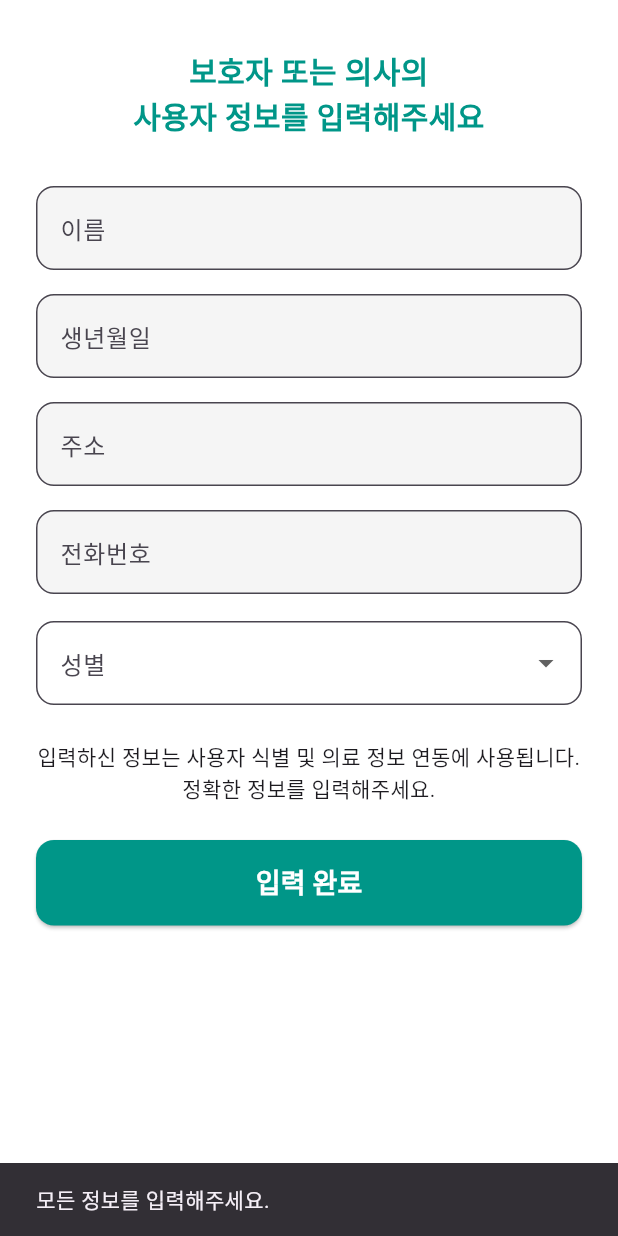
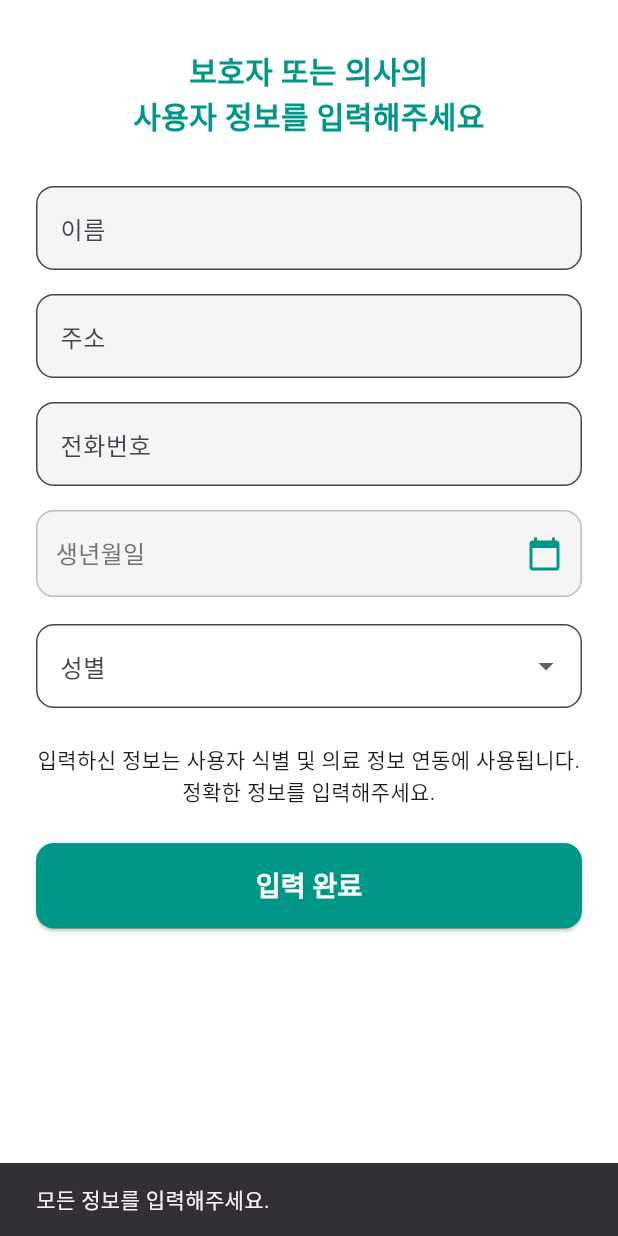
Before and after one commit to CapstonProduct/day_in_bloom_fd_v1, a Flutter app: the InputUserInfoScreen screen opened by its route, after a tap on "입력 완료", on a phone screen of 412 x 824 dp. Run offline on Flutter 3.47's test engine with Material 3 defaults, Android fonts, the phone set to English and light mode, and no system bars; our stand-ins replace dio, firebase_core, firebase_messaging, flutter_dotenv, flutter_local_notifications, flutter_native_splash and 5 more; missing offline and left inert: easy_pdf_viewer, kakao_flutter_sdk_user; accounts and stored records are empty.

Commit message:
Fix: Add Datepicker in InputUserInfoScreen

```diff
--- a/lib/features/authentication/screen/input_user_info_screen.dart
+++ b/lib/features/authentication/screen/input_user_info_screen.dart
@@ -15,17 +15,48 @@ class InputUserInfoScreen extends StatefulWidget {
 class _InputUserInfoScreenState extends State<InputUserInfoScreen> {
   final Map<String, TextEditingController> _controllers = {
     "이름": TextEditingController(),
-    "생년월일": TextEditingController(),
     "주소": TextEditingController(),
     "전화번호": TextEditingController(),
   };
 
   String? _selectedGender;
+  DateTime? _selectedBirthDate;
   final List<String> _genders = ["남성", "여성"];
   static const primaryColor = Colors.teal;
 
+  Future<void> _selectBirthDate(BuildContext context) async {
+    final DateTime? picked = await showDatePicker(
+      context: context,
+      initialDate: _selectedBirthDate ?? DateTime(1990, 1, 1),
+      firstDate: DateTime(1900),
+      lastDate: DateTime.now(),
+      locale: const Locale('ko', 'KR'),
+      builder: (context, child) {
+        return Theme(
+          data: Theme.of(context).copyWith(
+            colorScheme: Theme.of(context).colorScheme.copyWith(
+              primary: primaryColor,
+            ),
+          ),
+          child: child!,
+        );
+      },
+    );
+    if (picked != null && picked != _selectedBirthDate) {
+      setState(() {
+        _selectedBirthDate = picked;
+      });
+    }
+  }
+
+  String _formatDate(DateTime date) {
+    return "${date.year}-${date.month.toString().padLeft(2, '0')}-${date.day.toString().padLeft(2, '0')}";
+  }
+
   Future<void> _onComplete() async {
-    if (_controllers.values.any((c) => c.text.trim().isEmpty) || _selectedGender == null) {
+    if (_controllers.values.any((c) => c.text.trim().isEmpty) ||
+        _selectedGender == null ||
+        _selectedBirthDate == null) {
       ScaffoldMessenger.of(context).showSnackBar(
         const SnackBar(content: Text("모든 정보를 입력해주세요.")),
       );
@@ -42,7 +73,7 @@ class _InputUserInfoScreenState extends State<InputUserInfoScreen> {
 
     final body = {
       "username": _controllers["이름"]!.text.trim(),
-      "birth_date": _controllers["생년월일"]!.text.trim(),
+      "birth_date": _formatDate(_selectedBirthDate!),
       "gender": _selectedGender,
       "address": _controllers["주소"]!.text.trim(),
       "phone_number": _controllers["전화번호"]!.text.trim(),
@@ -124,6 +155,35 @@ class _InputUserInfoScreenState extends State<InputUserInfoScreen> {
                     ),
                   ),
                 ),
+              Padding(
+                padding: const EdgeInsets.symmetric(vertical: 8.0),
+                child: InkWell(
+                  onTap: () => _selectBirthDate(context),
+                  child: Container(
+                    padding: const EdgeInsets.symmetric(horizontal: 12, vertical: 16),
+                    decoration: BoxDecoration(
+                      border: Border.all(color: Colors.grey[400]!),
+                      borderRadius: BorderRadius.circular(12),
+                      color: Colors.grey[100],
+                    ),
+                    child: Row(
+                      mainAxisAlignment: MainAxisAlignment.spaceBetween,
+                      children: [
+                        Text(
+                          _selectedBirthDate == null
+                              ? "생년월일"
+                              : _formatDate(_selectedBirthDate!),
+                          style: TextStyle(
+                            fontSize: 16,
+                            color: _selectedBirthDate == null ? Colors.grey[600] : Colors.black,
+                          ),
+                        ),
+                        const Icon(Icons.calendar_today, color: primaryColor),
+                      ],
+                    ),
+                  ),
+                ),
+              ),
               const SizedBox(height: 10),
               DropdownButtonFormField<String>(
                 value: _selectedGender,
```
